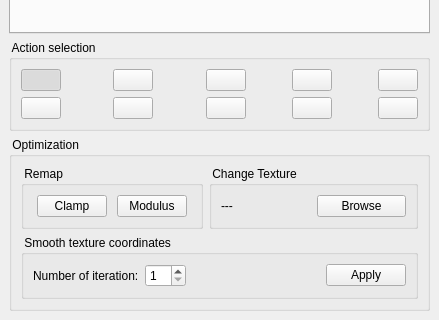
The window that src/fgt/edit_texture/textureeditor.ui (cnr-isti-vclab/meshlab) describes before a commit, drawn with Qt 5; both pictures show x 0 to 439 and y 416 to 736 of the 439 by 736 pixel window.
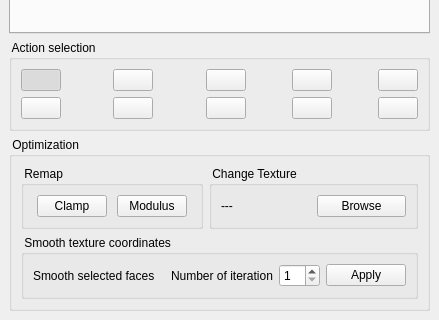
The same window after the commit. Icons and pictures are not drawn.

```diff
--- a/src/fgt/edit_texture/textureeditor.ui
+++ b/src/fgt/edit_texture/textureeditor.ui
@@ -520,22 +520,9 @@
           <number>9</number>
          </property>
          <item>
-          <widget class="QLabel" name="label" >
+          <widget class="QLabel" name="label_2" >
            <property name="text" >
-            <string>Number of iteration:</string>
-           </property>
-          </widget>
-         </item>
-         <item>
-          <widget class="QSpinBox" name="spinBoxIteration" >
-           <property name="minimum" >
-            <number>1</number>
-           </property>
-           <property name="maximum" >
-            <number>10</number>
-           </property>
-           <property name="value" >
-            <number>1</number>
+            <string>Smooth selected faces</string>
            </property>
           </widget>
          </item>
@@ -552,6 +539,26 @@
            </property>
           </spacer>
          </item>
+         <item>
+          <widget class="QLabel" name="label" >
+           <property name="text" >
+            <string>Number of iteration</string>
+           </property>
+          </widget>
+         </item>
+         <item>
+          <widget class="QSpinBox" name="spinBoxIteration" >
+           <property name="minimum" >
+            <number>1</number>
+           </property>
+           <property name="maximum" >
+            <number>10</number>
+           </property>
+           <property name="value" >
+            <number>1</number>
+           </property>
+          </widget>
+         </item>
          <item>
           <widget class="QPushButton" name="smoothButton" >
            <property name="text" >
```
Left out of the diff: 2 changed lines with no effect on the pictures.
